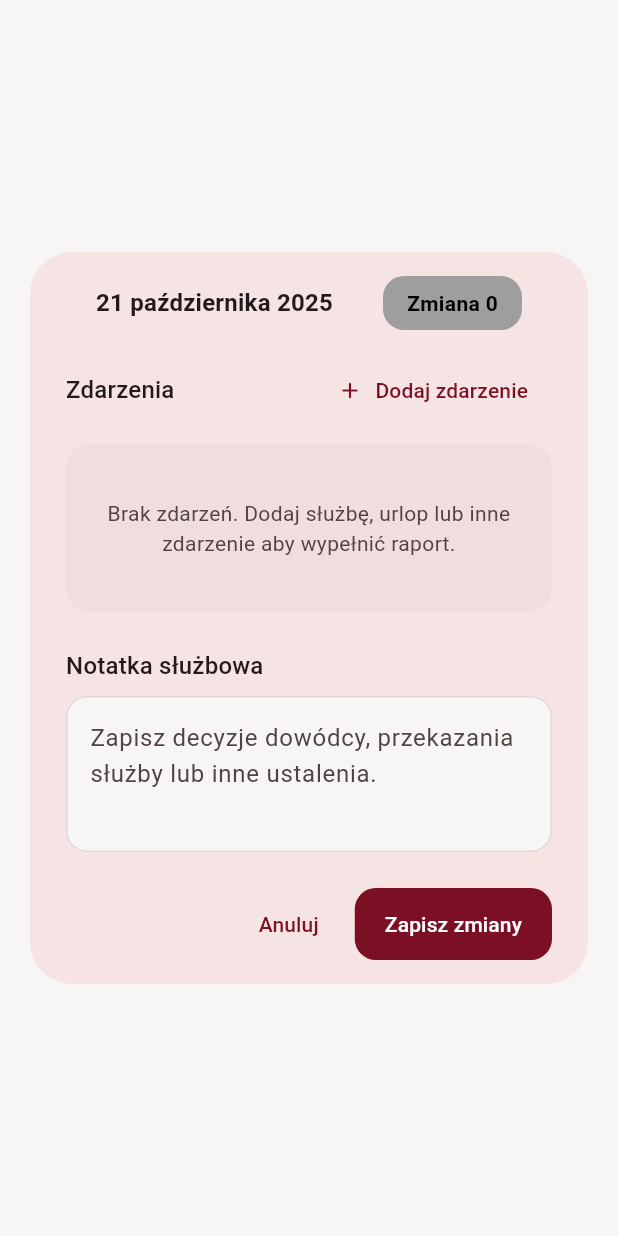
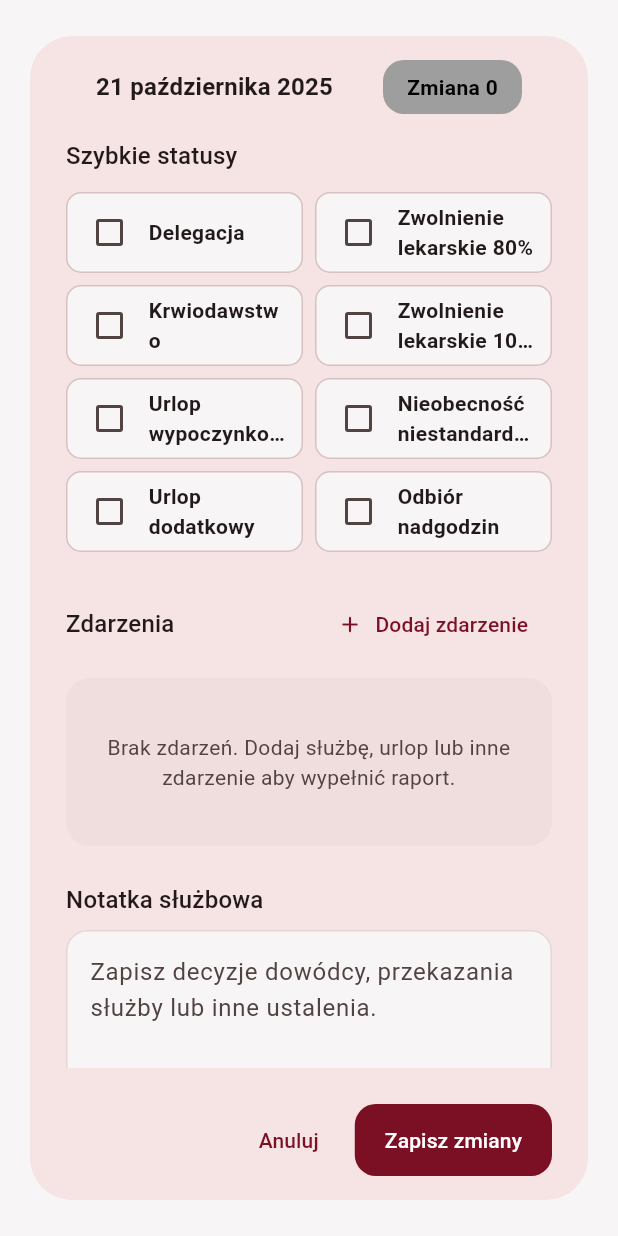
Before and after one commit to kroxon/Spark, a Flutter app: the DayDetailDialog widget shown alone on an empty page, opened directly with empty values, on a phone screen of 412 x 824 dp. Run offline on Flutter 3.47's test engine with Material 3 defaults, Android fonts, the phone set to English and light mode, and no system bars; our stand-ins replace cloud_firestore, firebase_auth, firebase_core, flutter_riverpod, flutter_signin_button, go_router and 1 more; accounts and stored records are empty; generated files the repository leaves out were written again; network calls fail; statements that could not run were skipped.

```diff
--- a/lib/features/calendar/widgets/day_detail/day_event_editor.dart
+++ b/lib/features/calendar/widgets/day_detail/day_event_editor.dart
@@ -228,7 +228,7 @@ class _EventCardState extends State<_EventCard> {
             children: [
               Expanded(
                 child: DropdownButtonFormField<EventType>(
-                  value: _event.type,
+                  initialValue: _event.type,
                   decoration: const InputDecoration(
                     labelText: 'Rodzaj zdarzenia',
                   ),
--- /dev/null
+++ b/lib/features/calendar/widgets/day_detail/day_quick_status_section.dart
@@ -0,0 +1,292 @@
+import 'dart:math' as math;
+
+import 'package:flutter/foundation.dart';
+import 'package:flutter/material.dart';
+import 'package:flutter/services.dart';
+import 'package:iskra/features/calendar/models/calendar_entry.dart';
+
+class DayQuickStatusSection extends StatefulWidget {
+  const DayQuickStatusSection({
+    super.key,
+    required this.selections,
+    required this.scheduledHours,
+    required this.onChanged,
+  });
+
+  final Map<EventType, double> selections;
+  final double? scheduledHours;
+  final ValueChanged<Map<EventType, double>> onChanged;
+
+  @override
+  State<DayQuickStatusSection> createState() => _DayQuickStatusSectionState();
+}
+
+class _DayQuickStatusSectionState extends State<DayQuickStatusSection> {
+  late Map<EventType, double> _selections;
+  late final Map<EventType, TextEditingController> _controllers;
+
+  static const List<_QuickStatusOption> _options = <_QuickStatusOption>[
+    _QuickStatusOption(type: EventType.delegation, label: 'Delegacja'),
+    _QuickStatusOption(type: EventType.bloodDonation, label: 'Krwiodawstwo'),
+    _QuickStatusOption(
+      type: EventType.vacationStandard,
+      label: 'Urlop wypoczynkowy',
+    ),
+    _QuickStatusOption(
+      type: EventType.vacationAdditional,
+      label: 'Urlop dodatkowy',
+    ),
+    _QuickStatusOption(
+      type: EventType.sickLeave80,
+      label: 'Zwolnienie lekarskie 80%',
+    ),
+    _QuickStatusOption(
+      type: EventType.sickLeave100,
+      label: 'Zwolnienie lekarskie 100%',
+    ),
+    _QuickStatusOption(
+      type: EventType.custom,
+      label: 'Nieobecność niestandardowa',
+    ),
+    _QuickStatusOption(
+      type: EventType.overtimeOffDay,
+      label: 'Odbiór nadgodzin',
+    ),
+  ];
+
+  @override
+  void initState() {
+    super.initState();
+    _selections = Map<EventType, double>.from(widget.selections);
+    _controllers = <EventType, TextEditingController>{
+      for (final option in _options)
+        option.type: TextEditingController(
+          text: _formatHours(_selections[option.type]),
+        ),
+    };
+  }
+
+  @override
+  void didUpdateWidget(DayQuickStatusSection oldWidget) {
+    super.didUpdateWidget(oldWidget);
+    if (!mapEquals(widget.selections, oldWidget.selections)) {
+      _selections = Map<EventType, double>.from(widget.selections);
+      for (final option in _options) {
+        _controllers[option.type]!.text = _formatHours(
+          _selections[option.type],
+        );
+      }
+    }
+    if (widget.scheduledHours != oldWidget.scheduledHours &&
+        widget.scheduledHours != null) {
+      final oldDefault = oldWidget.scheduledHours;
+      final newDefault = widget.scheduledHours!;
+      var updated = false;
+      for (final entry in _selections.entries.toList()) {
+        final current = entry.value;
+        if (oldDefault != null && (current - oldDefault).abs() < 0.01) {
+          _selections[entry.key] = newDefault;
+          _controllers[entry.key]!.text = _formatHours(newDefault);
+          updated = true;
+        }
+      }
+      if (updated) {
+        _notifyParent();
+      }
+    }
+  }
+
+  @override
+  void dispose() {
+    for (final controller in _controllers.values) {
+      controller.dispose();
+    }
+    super.dispose();
+  }
+
+  @override
+  Widget build(BuildContext context) {
+    final theme = Theme.of(context);
+    return LayoutBuilder(
+      builder: (context, constraints) {
+        const spacing = 8.0;
+        final isSingleColumn = constraints.maxWidth < 280;
+        final columnsCount = isSingleColumn ? 1 : 2;
+        final sliceSize = (_options.length / columnsCount).ceil();
+
+        List<Widget> buildColumnSlice(int columnIndex) {
+          final start = columnIndex * sliceSize;
+          final end = math.min(start + sliceSize, _options.length);
+          if (start >= end) {
+            return const [];
+          }
+          final slice = _options.sublist(start, end);
+          return [
+            for (var i = 0; i < slice.length; i++) ...[
+              _buildOption(slice[i]),
+              if (i < slice.length - 1) const SizedBox(height: spacing),
+            ],
+          ];
+        }
+
+        return Column(
+          crossAxisAlignment: CrossAxisAlignment.start,
+          children: [
+            Text('Szybkie statusy', style: theme.textTheme.titleMedium),
+            const SizedBox(height: 12),
+            if (isSingleColumn)
+              Column(children: buildColumnSlice(0))
+            else
+              Row(
+                crossAxisAlignment: CrossAxisAlignment.start,
+                children: [
+                  Expanded(child: Column(children: buildColumnSlice(0))),
+                  const SizedBox(width: spacing),
+                  Expanded(child: Column(children: buildColumnSlice(1))),
+                ],
+              ),
+          ],
+        );
+      },
+    );
+  }
+
+  Widget _buildOption(_QuickStatusOption option) {
+    final theme = Theme.of(context);
+    final isSelected = _selections.containsKey(option.type);
+    final controller = _controllers[option.type]!;
+
+    return AnimatedContainer(
+      duration: const Duration(milliseconds: 180),
+      curve: Curves.easeInOut,
+      padding: const EdgeInsets.symmetric(horizontal: 8, vertical: 6),
+      decoration: BoxDecoration(
+        color: isSelected
+            ? theme.colorScheme.primary.withValues(alpha: 0.08)
+            : theme.colorScheme.surface,
+        borderRadius: BorderRadius.circular(10),
+        border: Border.all(
+          color: isSelected
+              ? theme.colorScheme.primary
+              : theme.colorScheme.outlineVariant,
+        ),
+      ),
+      child: Column(
+        crossAxisAlignment: CrossAxisAlignment.start,
+        mainAxisSize: MainAxisSize.min,
+        children: [
+          Row(
+            crossAxisAlignment: CrossAxisAlignment.center,
+            children: [
+              Checkbox(
+                value: isSelected,
+                visualDensity: VisualDensity.compact,
+                onChanged: (_) => _toggle(option.type),
+              ),
+              const SizedBox(width: 6),
+              Expanded(
+                child: GestureDetector(
+                  onTap: () => _toggle(option.type),
+                  behavior: HitTestBehavior.translucent,
+                  child: Text(
+                    option.label,
+                    style: theme.textTheme.bodyMedium?.copyWith(
+                      fontWeight: FontWeight.w600,
+                    ),
+                    maxLines: 2,
+                    overflow: TextOverflow.ellipsis,
+                  ),
+                ),
+              ),
+            ],
+          ),
+          if (isSelected) ...[
+            const SizedBox(height: 8),
+            SizedBox(
+              height: 40,
+              child: TextField(
+                controller: controller,
+                keyboardType: const TextInputType.numberWithOptions(
+                  decimal: true,
+                ),
+                inputFormatters: [
+                  FilteringTextInputFormatter.allow(RegExp(r'[0-9.,]')),
+                ],
+                decoration: const InputDecoration(
+                  isDense: true,
+                  labelText: 'Godziny',
+                  suffixText: 'h',
+                ),
+                onChanged: (value) => _updateHours(option.type, value),
+              ),
+            ),
+          ],
+        ],
+      ),
+    );
+  }
+
+  void _toggle(EventType type) {
+    setState(() {
+      if (_selections.containsKey(type)) {
+        _selections.remove(type);
+        _controllers[type]!.text = '';
+      } else {
+        final defaultHours = _defaultHours(type);
+        _selections[type] = defaultHours;
+        final controller = _controllers[type]!;
+        controller
+          ..text = _formatHours(defaultHours)
+          ..selection = TextSelection.fromPosition(
+            TextPosition(offset: controller.text.length),
+          );
+      }
+      _notifyParent();
+    });
+  }
+
+  void _updateHours(EventType type, String rawValue) {
+    final parsed = _parseHours(rawValue);
+    if (parsed == null) {
+      return;
+    }
+    setState(() {
+      _selections[type] = parsed;
+      _notifyParent();
+    });
+  }
+
+  void _notifyParent() {
+    widget.onChanged(Map<EventType, double>.unmodifiable(_selections));
+  }
+
+  double _defaultHours(EventType type) {
+    if (widget.scheduledHours != null && widget.scheduledHours! > 0) {
+      return widget.scheduledHours!;
+    }
+    if (type == EventType.overtimeOffDay) {
+      return 4;
+    }
+    return 8;
+  }
+
+  String _formatHours(double? value) {
+    if (value == null) {
+      return '';
+    }
+    final hasDecimal = (value % 1) != 0;
+    return hasDecimal ? value.toStringAsFixed(1) : value.toStringAsFixed(0);
+  }
+
+  double? _parseHours(String input) {
+    final sanitized = input.replaceAll(',', '.');
+    return double.tryParse(sanitized);
+  }
+}
+
+class _QuickStatusOption {
+  const _QuickStatusOption({required this.type, required this.label});
+
+  final EventType type;
+  final String label;
+}
--- a/lib/features/calendar/widgets/day_detail_dialog.dart
+++ b/lib/features/calendar/widgets/day_detail_dialog.dart
@@ -6,6 +6,7 @@ import 'package:iskra/features/calendar/utils/shift_cycle_calculator.dart';
 import 'package:iskra/features/calendar/widgets/day_detail/day_detail_header.dart';
 import 'package:iskra/features/calendar/widgets/day_detail/day_event_editor.dart';
 import 'package:iskra/features/calendar/widgets/day_detail/day_note_section.dart';
+import 'package:iskra/features/calendar/widgets/day_detail/day_quick_status_section.dart';
 import 'package:iskra/features/calendar/widgets/day_detail/day_schedule_hours_picker.dart';
 
 class DayDetailDialogResult {
@@ -77,7 +78,19 @@ class DayDetailDialog extends StatefulWidget {
 class _DayDetailDialogState extends State<DayDetailDialog> {
   late final TextEditingController _noteController;
   late List<EditableDayEvent> _events;
+  late Map<EventType, double> _quickSelections;
   double? _scheduledHours;
+
+  static const Set<EventType> _quickEventTypes = {
+    EventType.delegation,
+    EventType.bloodDonation,
+    EventType.vacationStandard,
+    EventType.vacationAdditional,
+    EventType.sickLeave80,
+    EventType.sickLeave100,
+    EventType.custom,
+    EventType.overtimeOffDay,
+  };
 
   @override
   void initState() {
@@ -85,9 +98,19 @@ class _DayDetailDialogState extends State<DayDetailDialog> {
     _noteController = TextEditingController(
       text: widget.entry?.generalNote ?? '',
     );
-    _events = (widget.entry?.events ?? const <DayEvent>[])
-        .map(EditableDayEvent.fromDomain)
-        .toList();
+    _events = <EditableDayEvent>[];
+    _quickSelections = <EventType, double>{};
+
+    for (final event in widget.entry?.events ?? const <DayEvent>[]) {
+      final hasExtraData =
+          event.customDetails != null ||
+          (event.note != null && event.note!.trim().isNotEmpty);
+      if (_quickEventTypes.contains(event.type) && !hasExtraData) {
+        _quickSelections[event.type] = event.hours;
+      } else {
+        _events.add(EditableDayEvent.fromDomain(event));
+      }
+    }
     _scheduledHours = widget.isScheduled
         ? (widget.entry?.scheduledHours ?? 0)
         : null;
@@ -131,6 +154,18 @@ class _DayDetailDialogState extends State<DayDetailDialog> {
                         ),
                         const SizedBox(height: 24),
                       ],
+                      DayQuickStatusSection(
+                        selections: _quickSelections,
+                        scheduledHours: widget.isScheduled
+                            ? _scheduledHours
+                            : null,
+                        onChanged: (updated) => setState(
+                          () => _quickSelections = Map<EventType, double>.from(
+                            updated,
+                          ),
+                        ),
+                      ),
+                      const SizedBox(height: 24),
                       DayEventEditor(
                         events: _events,
                         onChanged: (updated) =>
@@ -166,12 +201,17 @@ class _DayDetailDialogState extends State<DayDetailDialog> {
   }
 
   void _submit() {
-    final events = _events.map((event) => event.toDomain()).toList();
+    final combinedEvents = <DayEvent>[
+      ..._events.map((event) => event.toDomain()),
+      ..._quickSelections.entries.map(
+        (entry) => DayEvent(type: entry.key, hours: entry.value),
+      ),
+    ];
     final note = _noteController.text.trim();
     final scheduledHours = widget.isScheduled ? (_scheduledHours ?? 0) : null;
     Navigator.of(context).pop(
       DayDetailDialogResult(
-        events: events,
+        events: combinedEvents,
         generalNote: note,
         scheduledHours: scheduledHours,
       ),
```
Also changed, not shown: lib/core/theme/app_theme.dart (+10 -10 lines), lib/features/calendar/data/calendar_entry_dto.dart (+28 -18 lines).
